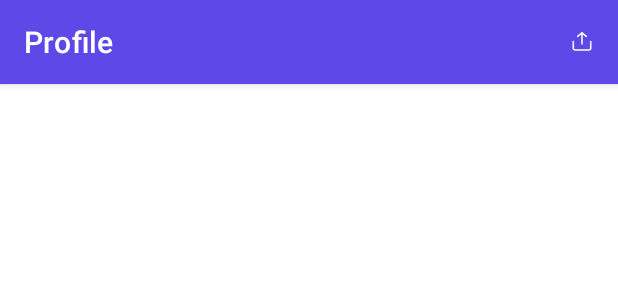
After one commit to vlrcz/ascent, an Android app: the layout fragment_person.xml on its own in the app's theme, with its tools: preview values and no code run, on a phone screen of 412 x 824 dp. The commit adds this screen. Shown: the top 300 px of the screen. Run offline under Robolectric (Android 15) with nearby library versions, the phone set to English and light mode, and no system bars.

Commit message:
add appcomponent

```diff
--- /dev/null
+++ b/strava_skillbox/app/src/main/res/drawable/ic_save.xml
@@ -0,0 +1,27 @@
+<vector xmlns:android="http://schemas.android.com/apk/res/android"
+    android:width="13dp"
+    android:height="14dp"
+    android:viewportWidth="13"
+    android:viewportHeight="14">
+  <path
+      android:strokeWidth="1"
+      android:pathData="M0.8333,6.9515V11.4726C0.8333,12.0968 1.4675,12.6029 2.2499,12.6029H10.7499C11.5323,12.6029 12.1666,12.0968 12.1666,11.4726V6.9515"
+      android:strokeLineJoin="round"
+      android:fillColor="#00000000"
+      android:strokeColor="#ffffff"
+      android:strokeLineCap="round"/>
+  <path
+      android:strokeWidth="1"
+      android:pathData="M9.3333,3.5607L6.4999,1.3001L3.6666,3.5607"
+      android:strokeLineJoin="round"
+      android:fillColor="#00000000"
+      android:strokeColor="#ffffff"
+      android:strokeLineCap="round"/>
+  <path
+      android:strokeWidth="1"
+      android:pathData="M6.5,1.3001V8.6469"
+      android:strokeLineJoin="round"
+      android:fillColor="#00000000"
+      android:strokeColor="#ffffff"
+      android:strokeLineCap="round"/>
+</vector>
--- a/strava_skillbox/app/src/main/res/layout/fragment_onboarding.xml
+++ b/strava_skillbox/app/src/main/res/layout/fragment_onboarding.xml
@@ -10,7 +10,7 @@
         android:layout_width="wrap_content"
         android:layout_height="wrap_content"
         android:orientation="vertical"
-        app:layout_constraintGuide_begin="350dp" />
+        app:layout_constraintGuide_begin="340dp" />
 
     <ImageView
         android:id="@+id/onboardingImageView"
@@ -28,7 +28,7 @@
         style="?attr/textAppearanceHeadline2"
         android:layout_width="wrap_content"
         android:layout_height="wrap_content"
-        android:layout_marginTop="30dp"
+        android:layout_marginTop="50dp"
         app:layout_constraintEnd_toEndOf="parent"
         app:layout_constraintStart_toStartOf="parent"
         app:layout_constraintTop_toBottomOf="@id/onboardingImageView"
--- /dev/null
+++ b/strava_skillbox/app/src/main/res/layout/fragment_person.xml
@@ -0,0 +1,21 @@
+<?xml version="1.0" encoding="utf-8"?>
+<androidx.coordinatorlayout.widget.CoordinatorLayout xmlns:android="http://schemas.android.com/apk/res/android"
+    xmlns:app="http://schemas.android.com/apk/res-auto"
+    android:layout_width="match_parent"
+    android:layout_height="match_parent">
+
+    <com.google.android.material.appbar.AppBarLayout
+        android:layout_width="match_parent"
+        android:layout_height="wrap_content">
+
+        <com.google.android.material.appbar.MaterialToolbar
+            android:id="@+id/topAppBar"
+            style="?attr/toolbarStyle"
+            android:layout_width="match_parent"
+            android:layout_height="?attr/actionBarSize"
+            app:menu="@menu/menu_toolbar"
+            app:title="@string/profile_page" />
+
+    </com.google.android.material.appbar.AppBarLayout>
+
+</androidx.coordinatorlayout.widget.CoordinatorLayout>
--- /dev/null
+++ b/strava_skillbox/app/src/main/res/menu/menu_toolbar.xml
@@ -0,0 +1,8 @@
+<?xml version="1.0" encoding="utf-8"?>
+<menu xmlns:android="http://schemas.android.com/apk/res/android"
+    xmlns:app="http://schemas.android.com/apk/res-auto">
+    <item
+        android:icon="@drawable/ic_save"
+        android:title="Save"
+        app:showAsAction="ifRoom" />
+</menu>
--- a/strava_skillbox/app/src/main/res/values/strings.xml
+++ b/strava_skillbox/app/src/main/res/values/strings.xml
@@ -7,4 +7,5 @@
     <string name="friends_text">Fill in the activity and weight fields, and then share the information with your friends</string>
     <string name="activities">Activities</string>
     <string name="activities_text">Convenient weight and activity tracking system-fill out your profile and start living brightly</string>
+    <string name="profile_page">Profile</string>
 </resources>
--- a/strava_skillbox/app/src/main/res/values/themes.xml
+++ b/strava_skillbox/app/src/main/res/values/themes.xml
@@ -1,10 +1,10 @@
 <resources xmlns:tools="http://schemas.android.com/tools">
     <!-- Base application theme. -->
-    <style name="Theme.AscentStrava" parent="Theme.MaterialComponents.DayNight.DarkActionBar">
+    <style name="Theme.AscentStrava" parent="Theme.MaterialComponents.DayNight.NoActionBar">
         <!-- Primary brand color. -->
-        <item name="colorPrimary">@color/purple_500</item>
-        <item name="colorPrimaryVariant">@color/purple_700</item>
-        <item name="colorOnPrimary">@color/white</item>
+        <item name="colorPrimary">@color/purple</item>
+        <item name="colorPrimaryVariant">@color/light_purple</item>
+        <item name="colorOnPrimary">@color/gray</item>
         <!-- Secondary brand color. -->
         <item name="colorSecondary">@color/teal_200</item>
         <item name="colorSecondaryVariant">@color/teal_700</item>
@@ -14,6 +14,11 @@
         <!-- Customize your theme here. -->
         <item name="textAppearanceHeadline2">@style/Headline2</item>
         <item name="textAppearanceBody2">@style/Body2</item>
+        <item name="toolbarStyle">@style/toolbarStyle</item>
+    </style>
+
+    <style name="toolbarStyle" parent="Widget.MaterialComponents.Toolbar">
+        <item name="titleTextColor">@color/white</item>
     </style>
 
     <style name="Headline2" parent="TextAppearance.MaterialComponents.Headline2">
```
Also changed, not shown: strava_skillbox/app/build.gradle (+21 -0 lines), strava_skillbox/app/src/main/java/com/skillbox/ascentstrava/app/App.kt (+16 -0 lines), strava_skillbox/app/src/main/java/com/skillbox/ascentstrava/di/AppComponent.kt (added, +21 -0 lines), strava_skillbox/app/src/main/java/com/skillbox/ascentstrava/di/ContextModule.kt (added, +17 -0 lines), strava_skillbox/app/src/main/java/com/skillbox/ascentstrava/di/RepositoryModule.kt (added, +21 -0 lines), strava_skillbox/app/src/main/java/com/skillbox/ascentstrava/di/StorageRepository.kt (added, +7 -0 lines), strava_skillbox/app/src/main/java/com/skillbox/ascentstrava/presentation/main/MainFragment.kt (+28 -17 lines), strava_skillbox/app/src/main/java/com/skillbox/ascentstrava/presentation/person/PersonFragment.kt (added, +7 -0 lines), strava_skillbox/app/src/main/java/com/skillbox/ascentstrava/storage/StorageRepositoryImpl.kt (added, +27 -0 lines), strava_skillbox/app/src/main/java/com/skillbox/ascentstrava/storage/StorageViewModel.kt (added, +16 -0 lines).
